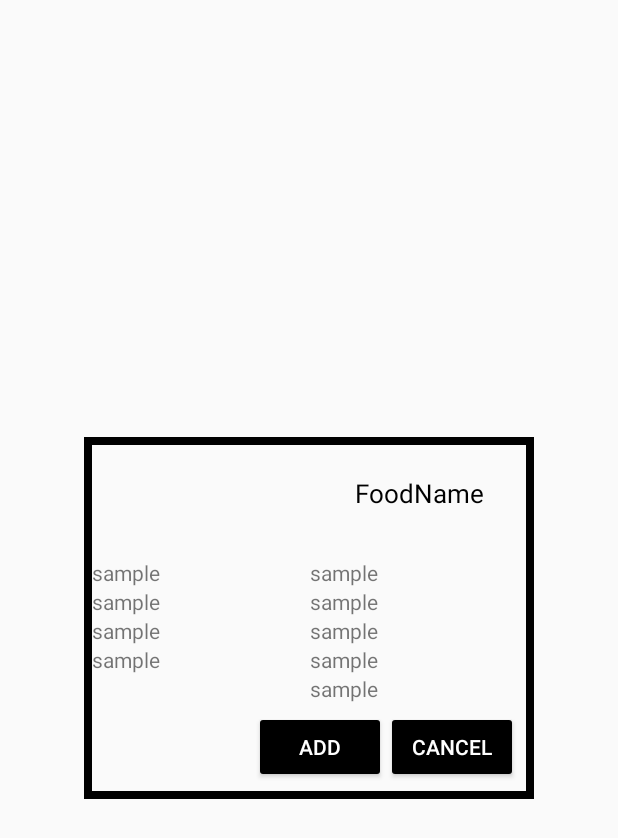
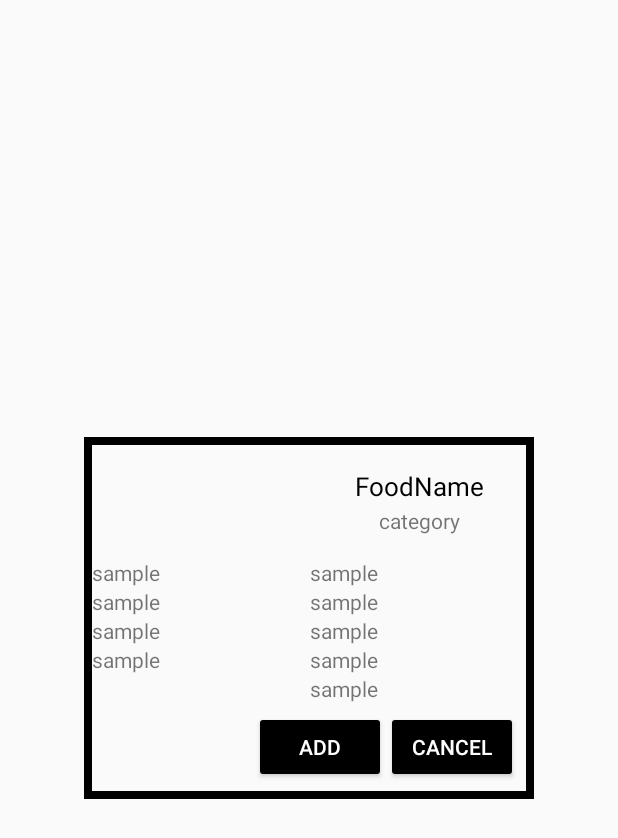
Before and after one commit to azxca1731/WaokDiet, an Android app: the layout custom_dialog.xml on its own in the app's theme, with its tools: preview values and no code run, on a phone screen of 412 x 824 dp. Shown: the top 838 px of the screen. Run offline under Robolectric (Android 15) with nearby library versions, the phone set to English and light mode, and no system bars; Roboto replaces fonts that are not available here.

Commit message:
다이얼로그에 카테고리 추가

```diff
--- a/app/src/main/res/layout/custom_dialog.xml
+++ b/app/src/main/res/layout/custom_dialog.xml
@@ -27,13 +27,19 @@
                 <TextView
                     android:id="@+id/foodName"
                     android:layout_width="145dp"
-                    android:layout_height="35dp"
+                    android:layout_height="25dp"
                     android:textAlignment="center"
-                    android:layout_marginTop="20dp"
-                    android:layout_marginBottom="20dp"
+                    android:layout_marginTop="15dp"
                     android:textSize="17dp"
                     android:text="FoodName"
                     android:textColor="@color/colorPrimary"/>
+                <TextView
+                    android:id="@+id/foodCategory"
+                    android:layout_width="145dp"
+                    android:layout_height="wrap_content"
+                    android:layout_marginBottom="15dp"
+                    android:textAlignment="center"
+                    android:text="category"/>
             </LinearLayout>
         </LinearLayout>
 
```
Also changed, not shown: app/src/main/java/org/androidtown/dietapp/Menu/CustomDialog.java (+14 -7 lines).
